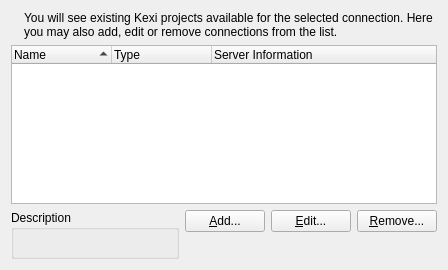
Before: the Qt Designer form src/widget/KexiConnectionSelector.ui in KDE/kexi, drawn with Qt 5.
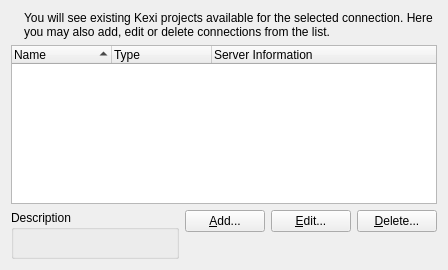
After: the same form once the commit is applied.

Commit message: Use Delete verb rather than Remove for consistency

```diff
--- a/src/widget/KexiConnectionSelector.ui
+++ b/src/widget/KexiConnectionSelector.ui
@@ -46,7 +46,7 @@
      </property>
      <property name="text">
       <string>&lt;title&gt;Select Existing Database Server's Connection From the List Below&lt;/title&gt;
-&lt;para&gt;You will see existing Kexi projects available for the selected connection. Here you may also add, edit or remove connections from the list.&lt;/para&gt;
+&lt;para&gt;You will see existing Kexi projects available for the selected connection. Here you may also add, edit or delete connections from the list.&lt;/para&gt;
 </string>
      </property>
      <property name="alignment">
@@ -178,7 +178,7 @@
       </sizepolicy>
      </property>
      <property name="text">
-      <string>&amp;Remove...</string>
+      <string>&amp;Delete...</string>
      </property>
     </widget>
    </item>
```
The commit also changes 16 other files.
